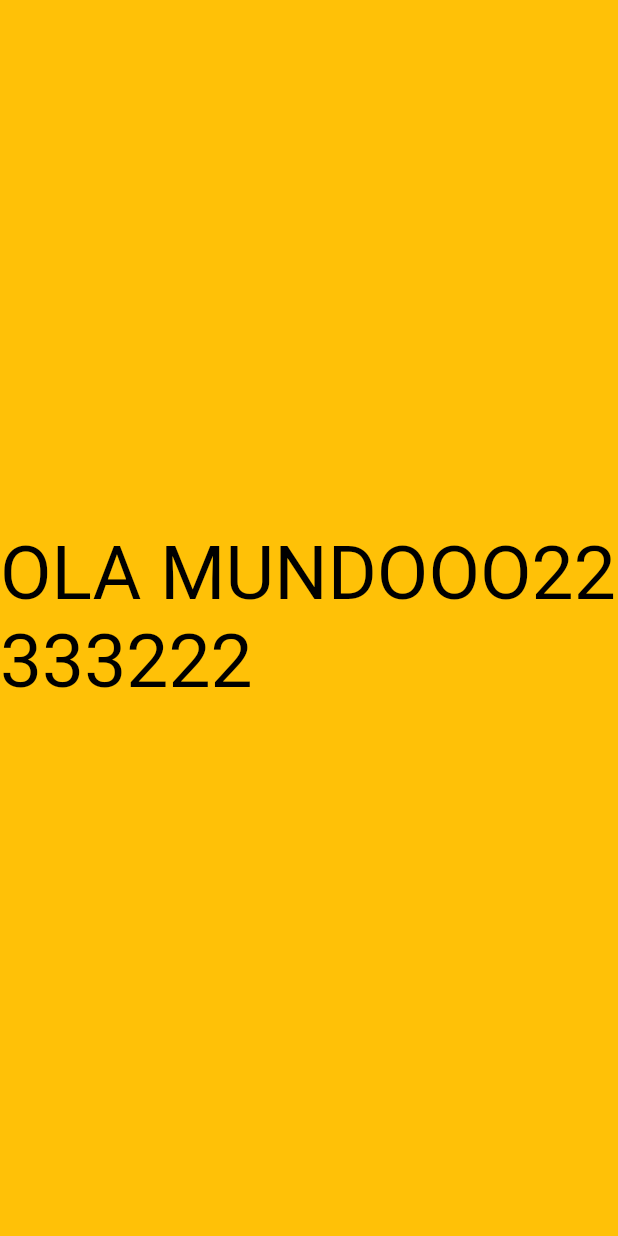
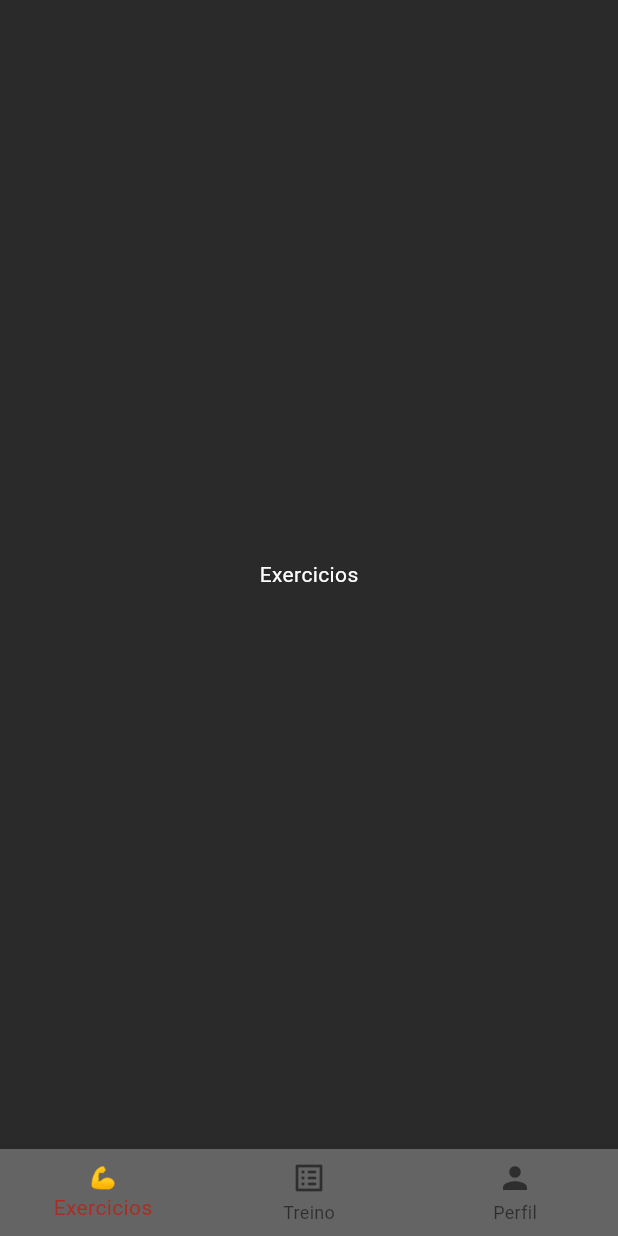
Before and after one commit to KKoan27/IziGym-FrontEnd, a Flutter app: the screen it shows after launch, on a phone screen of 412 x 824 dp. Run offline on Flutter 3.47's test engine with Material 3 defaults, Android fonts, the phone set to English and light mode, and no system bars.

Commit message:
refactor: adicionando a arquitetura padrão

```diff
--- a/project/lib/main.dart
+++ b/project/lib/main.dart
@@ -1,25 +1,82 @@
 import 'package:flutter/material.dart';
 
 void main() {
-  runApp(AppWidget(title: 'OLA MUNDOOO22333222'));
+  runApp(
+    MaterialApp(
+      theme: ThemeData(
+        useMaterial3: true,
+        colorScheme: ColorScheme.fromSeed(seedColor: Colors.red[900]!),
+      ),
+
+      home: HomePage(),
+      debugShowCheckedModeBanner: false,
+    ),
+  );
 }
 
-class AppWidget extends StatelessWidget {
-  final String title;
+class HomePage extends StatefulWidget {
+  @override
+  State<StatefulWidget> createState() => HomePageState();
+}
 
-  const AppWidget({super.key, required this.title});
+class HomePageState extends State<HomePage> {
+  int locale = 0;
 
   @override
   Widget build(BuildContext context) {
-    return Container(
-      color: Colors.amber,
-      child: Center(
-        child: Text(
-          title,
-          textDirection: TextDirection.ltr,
-          style: TextStyle(color: Colors.black, fontSize: 50),
-        ),
+    // TODO: implement build
+    return (Scaffold(
+      body: selectItem(locale),
+      backgroundColor: const Color.fromARGB(255, 43, 42, 42),
+      bottomNavigationBar: BottomNavigationBar(
+        backgroundColor: const Color.fromARGB(255, 100, 100, 100),
+        currentIndex: locale,
+        selectedItemColor: const Color.fromARGB(255, 170, 45, 36),
+
+        onTap: (value) => setState(() {
+          locale = value;
+        }),
+        items: [
+          BottomNavigationBarItem(icon: Text("💪"), label: "Exercicios"),
+          BottomNavigationBarItem(
+            icon: Icon(Icons.list_alt_rounded),
+            label: "Treino",
+          ),
+          BottomNavigationBarItem(icon: Icon(Icons.person), label: "Perfil"),
+        ],
       ),
-    );
+    ));
+  }
+
+  Widget selectItem(int index) {
+    switch (index) {
+      case 0:
+        return (Center(
+          child: Container(
+            child: Text("Exercicios", style: TextStyle(color: Colors.white)),
+          ),
+        ));
+      case 1:
+        return Center(
+          child: Container(
+            child: Text("Treino", style: TextStyle(color: Colors.white)),
+          ),
+        );
+      case 2:
+        return Center(
+          child: Container(
+            child: Text("Perfil", style: TextStyle(color: Colors.white)),
+          ),
+        );
+      default:
+        return Center(
+          child: Container(
+            child: Text(
+              "Nao foi em nada",
+              style: TextStyle(color: Colors.white),
+            ),
+          ),
+        );
+    }
   }
 }
```
